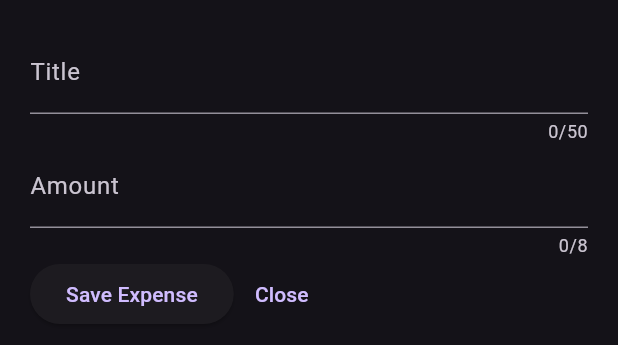
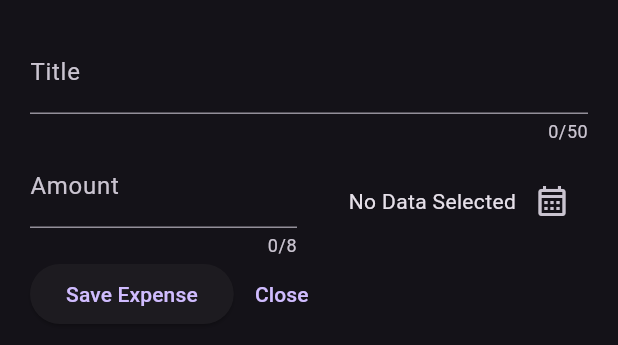
Before and after one commit to AtharvaParadkar/Expense-Tracker-App, a Flutter app: the NewExpense widget shown alone on an empty page, opened directly, on a phone screen of 412 x 824 dp. Shown: the top 345 px of the screen. Run offline on Flutter 3.47's test engine with Material 3 defaults, Android fonts, the phone set to English and light mode, and no system bars.

```diff
--- a/lib/widgets/new_expense.dart
+++ b/lib/widgets/new_expense.dart
@@ -1,3 +1,6 @@
+// ignore_for_file: avoid_print
+
+import 'package:expense_tracker_app/models/expense.dart';
 import 'package:flutter/material.dart';
 
 class NewExpense extends StatefulWidget {
@@ -29,6 +32,24 @@ class _NewExpenseState extends State<NewExpense> {
   }
   // Dispose like 'initState' and 'build' is part of statful widgets lifecycle. Its called automatically by flutter when the widget & its state are about to be destroyed(removed from UI).
 
+  DateTime? _selectedDate;
+
+  void _presentDatePicker() async {
+    final now = DateTime.now(),
+        firstDate = DateTime(now.year - 2, now.month, now.day);
+
+    final pickedDate = await showDatePicker(
+      context: context,
+      firstDate: firstDate,
+      lastDate: now,
+      // initialDate: now,
+    );
+
+    setState(() {
+      _selectedDate = pickedDate;
+    });
+  }
+
   @override
   Widget build(BuildContext context) {
     return Padding(
@@ -46,7 +67,10 @@ class _NewExpenseState extends State<NewExpense> {
                 label: Text('Title'),
               ),
             ),
-            TextField(
+            Row(
+              children: [
+                Expanded(
+                  child: TextField(
                     controller: _amountController,
                     maxLength: 8,
                     keyboardType: TextInputType.number,
@@ -54,6 +78,27 @@ class _NewExpenseState extends State<NewExpense> {
                       prefixText: '\u{20B9} ',
                       label: Text('Amount'),
                     ),
+                  ),
+                ),
+                const SizedBox(width: 16),
+                Expanded(
+                  child: Row(
+                    mainAxisAlignment: MainAxisAlignment.end,
+                    crossAxisAlignment: CrossAxisAlignment.center,
+                    children: [
+                      Text(
+                        _selectedDate == null
+                            ? 'No Data Selected'
+                            : formatter.format(_selectedDate!),
+                      ),
+                      IconButton(
+                        onPressed: _presentDatePicker,
+                        icon: const Icon(Icons.calendar_month_outlined),
+                      ),
+                    ],
+                  ),
+                ),
+              ],
             ),
             Row(
               children: [
@@ -65,7 +110,9 @@ class _NewExpenseState extends State<NewExpense> {
                   child: const Text('Save Expense'),
                 ),
                 TextButton(
-                  onPressed: () {},
+                  onPressed: () {
+                    Navigator.pop(context);
+                  },
                   child: const Text('Close'),
                 ),
               ],
```
Lines whose indentation alone changed are shown as unchanged.
